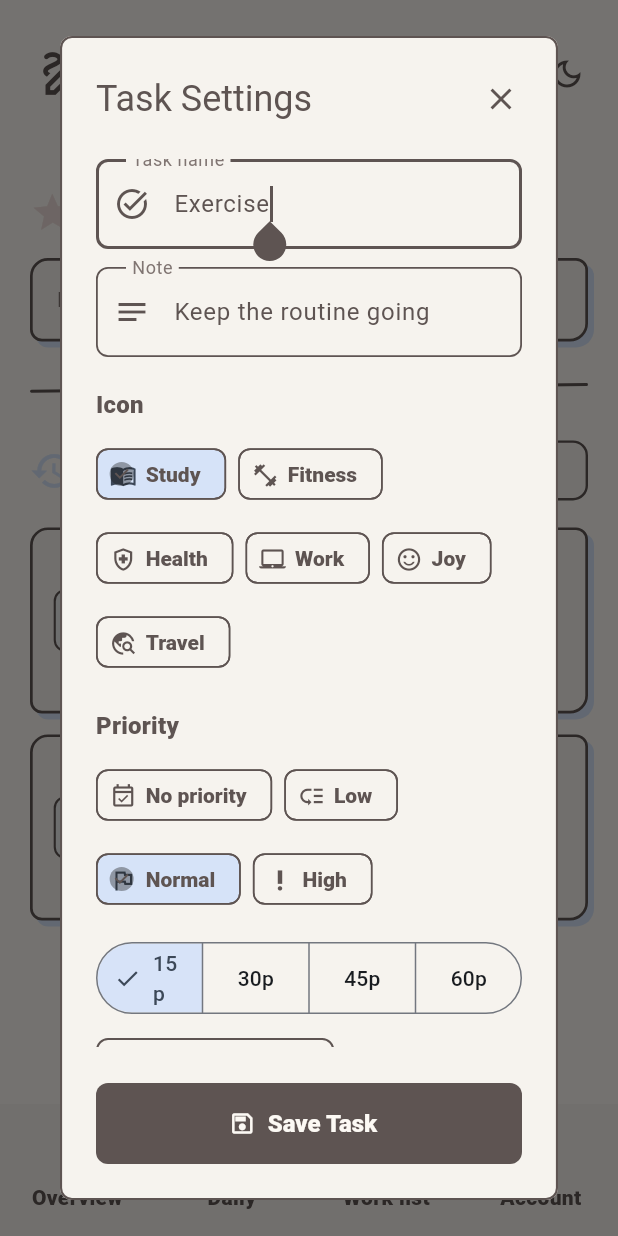
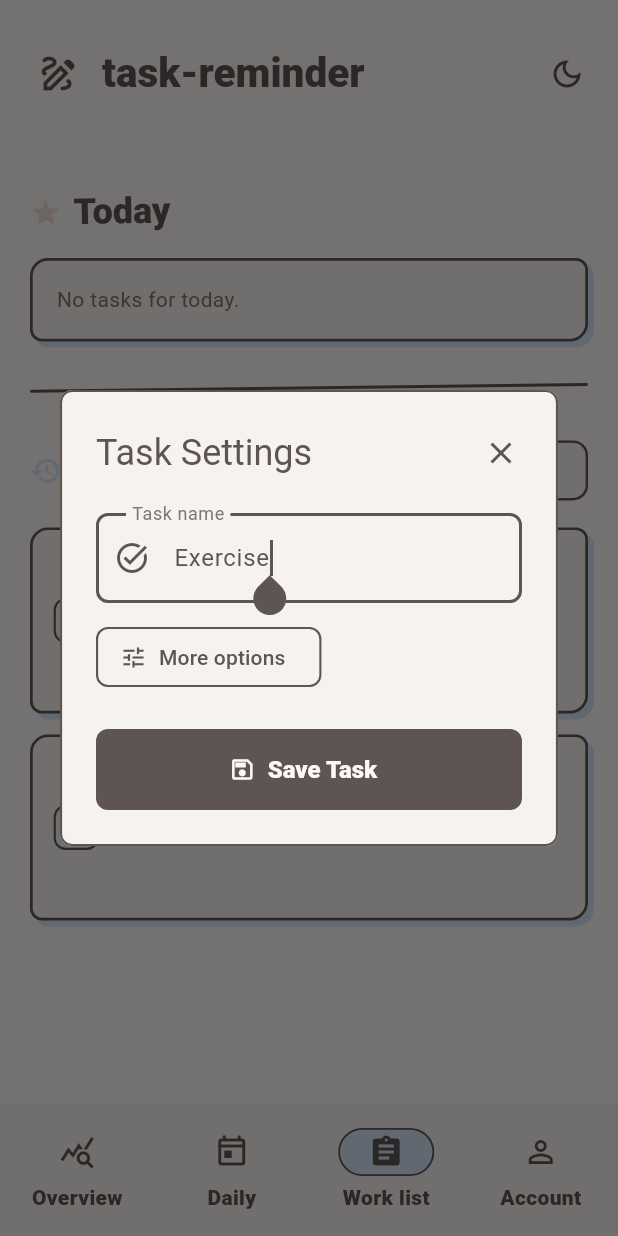
Before and after one commit to thanhhaotv04/App, a Flutter app: the HomeScreen screen opened directly with empty values, item 3 of the bottom bar chosen, after a tap on the "event repeat" icon, on a phone screen of 412 x 824 dp. Run offline on Flutter 3.47's test engine with Material 3 defaults, Android fonts, the phone set to English and light mode, and no system bars; our stand-ins replace flutter_local_notifications, shared_preferences, timezone; accounts and stored records are empty.

Commit message:
Polish mobile dialogs and icon sizing

```diff
--- a/lib/src/app.dart
+++ b/lib/src/app.dart
@@ -533,7 +533,7 @@ class BrandAppBar extends StatelessWidget implements PreferredSizeWidget {
       titleSpacing: 24,
       title: Row(
         children: [
-          Icon(Icons.draw_outlined, color: colors.primary, size: 38),
+          Icon(Icons.draw_outlined, color: colors.primary, size: 30),
           const SizedBox(width: 14),
           Flexible(
             child: Text(
@@ -932,7 +932,7 @@ class _OverviewPageState extends State<OverviewPage> {
     return PageList(
       children: [
         SectionCard(
-          padding: const EdgeInsets.all(12),
+          padding: const EdgeInsets.all(10),
           child: Column(
             children: [
               Row(
@@ -979,8 +979,8 @@ class _OverviewPageState extends State<OverviewPage> {
                     physics: const NeverScrollableScrollPhysics(),
                     gridDelegate: SliverGridDelegateWithFixedCrossAxisCount(
                       crossAxisCount: 7,
-                      crossAxisSpacing: 6,
-                      mainAxisSpacing: 6,
+                      crossAxisSpacing: 4,
+                      mainAxisSpacing: 4,
                       childAspectRatio: constraints.maxWidth < 430
                           ? 0.62
                           : 0.82,
@@ -1474,7 +1474,7 @@ class CalendarDayCell extends StatelessWidget {
       return DecoratedBox(
         decoration: BoxDecoration(
           color: colors.container.withValues(alpha: 0.38),
-          borderRadius: BorderRadius.circular(14),
+          borderRadius: BorderRadius.circular(8),
         ),
       );
     }
@@ -1491,15 +1491,15 @@ class CalendarDayCell extends StatelessWidget {
       color: Colors.transparent,
       child: InkWell(
         key: ValueKey('calendar-${DateFormat('yyyy-MM-dd').format(date!)}'),
-        borderRadius: BorderRadius.circular(14),
+        borderRadius: BorderRadius.circular(8),
         onTap: onTap,
         child: Ink(
-          padding: const EdgeInsets.all(5),
+          padding: const EdgeInsets.all(4),
           decoration: BoxDecoration(
             color: isToday
                 ? colors.success.withValues(alpha: .2)
                 : colors.container,
-            borderRadius: BorderRadius.circular(14),
+            borderRadius: BorderRadius.circular(8),
             border: Border.all(
               color: isToday ? colors.success : colors.border,
               width: isToday ? 2 : 1,
@@ -1513,7 +1513,7 @@ class CalendarDayCell extends StatelessWidget {
                 child: Text(
                   '${date!.day}',
                   style: const TextStyle(
-                    fontSize: 18,
+                    fontSize: 16,
                     height: 1,
                     fontWeight: FontWeight.w900,
                   ),
@@ -1522,7 +1522,7 @@ class CalendarDayCell extends StatelessWidget {
               Positioned(
                 left: 0,
                 right: 0,
-                top: 24,
+                top: 21,
                 bottom: 0,
                 child: rows.isEmpty
                     ? const SizedBox.shrink()
@@ -1552,7 +1552,7 @@ class CalendarDayCell extends StatelessWidget {
                                           index < 3;
                                           index++
                                         )
-                                          const SizedBox(width: 22, height: 22),
+                                          const SizedBox(width: 16, height: 16),
                                       ],
                                     ),
                                   ),
@@ -1601,8 +1601,8 @@ class CalendarStatusIcon extends StatelessWidget {
   Widget build(BuildContext context) {
     final colors = context.doodle;
     return Container(
-      width: 22,
-      height: 22,
+      width: 16,
+      height: 16,
       decoration: BoxDecoration(
         color: done ? colors.success : colors.error,
         shape: BoxShape.circle,
@@ -1610,7 +1610,7 @@ class CalendarStatusIcon extends StatelessWidget {
       child: Icon(
         done ? Icons.check : Icons.close,
         color: Colors.white,
-        size: 15,
+        size: 11,
       ),
     );
   }
@@ -1670,29 +1670,43 @@ class DayTasksDialog extends StatelessWidget {
                         trailing: Wrap(
                           spacing: 2,
                           children: [
-                            IconButton(
-                              tooltip: item.$1.done
-                                  ? 'Mark as pending'
-                                  : 'Mark as done',
-                              onPressed: () {
+                            PopupMenuButton<String>(
+                              tooltip: 'Task actions',
+                              icon: const Icon(Icons.more_vert),
+                              onSelected: (value) {
                                 Navigator.of(context).pop();
+                                if (value == 'toggle') {
                                   item.$1.done
                                       ? onUndoDone(item.$1)
                                       : onDone(item.$1);
+                                } else if (value == 'remove') {
+                                  onRemoveAssignment(item.$1);
+                                }
                               },
-                              icon: Icon(
+                              itemBuilder: (context) => [
+                                PopupMenuItem(
+                                  value: 'toggle',
+                                  child: ListTile(
+                                    leading: Icon(
                                       item.$1.done
                                           ? Icons.undo
                                           : Icons.check_circle_outline,
                                     ),
-                            ),
-                            IconButton(
-                              tooltip: 'Remove from this day',
-                              onPressed: () {
-                                Navigator.of(context).pop();
-                                onRemoveAssignment(item.$1);
-                              },
-                              icon: const Icon(Icons.delete_outline),
+                                    title: Text(
+                                      item.$1.done
+                                          ? 'Mark as pending'
+                                          : 'Mark as done',
+                                    ),
+                                  ),
+                                ),
+                                const PopupMenuItem(
+                                  value: 'remove',
+                                  child: ListTile(
+                                    leading: Icon(Icons.delete_outline),
+                                    title: Text('Remove from this day'),
+                                  ),
+                                ),
+                              ],
                             ),
                           ],
                         ),
@@ -1885,7 +1899,7 @@ class PriorityPill extends StatelessWidget {
       child: Row(
         mainAxisSize: MainAxisSize.min,
         children: [
-          Icon(icon, size: 18, color: colors.primary),
+          Icon(icon, size: 13, color: colors.primary),
           const SizedBox(width: 6),
           Text(
             label,
@@ -1910,17 +1924,17 @@ class ReminderArt extends StatelessWidget {
   Widget build(BuildContext context) {
     final colors = context.doodle;
     return Container(
-      width: 82,
-      height: 82,
+      width: 41,
+      height: 41,
       decoration: BoxDecoration(
         color: color.withValues(alpha: .45),
         shape: BoxShape.circle,
         border: Border.all(
           color: colors.border.withValues(alpha: .9),
-          width: 3,
-        ),
-      ),
-      child: Icon(icon, size: 42, color: colors.primary),
+          width: 2,
+        ),
+      ),
+      child: Icon(icon, size: 29, color: colors.primary),
     );
   }
 }
@@ -1995,7 +2009,7 @@ class DoodleSectionHeader extends StatelessWidget {
             alignment: Alignment.centerLeft,
             child: Row(
               children: [
-                Icon(icon, color: accent, size: 30),
+                Icon(icon, color: accent, size: 21),
                 const SizedBox(width: 8),
                 Text(
                   title,
@@ -2173,8 +2187,8 @@ class LibraryWorkRow extends StatelessWidget {
           child: Row(
             children: [
               Container(
-                width: 42,
-                height: 42,
+                width: 30,
+                height: 30,
                 decoration: BoxDecoration(
                   color: iconColor.withValues(alpha: .24),
                   borderRadius: BorderRadius.circular(8),
@@ -2183,10 +2197,10 @@ class LibraryWorkRow extends StatelessWidget {
                 child: Icon(
                   taskIconData(task.iconKind),
                   color: iconColor,
-                  size: 26,
-                ),
-              ),
-              const SizedBox(width: 12),
+                  size: 18,
+                ),
+              ),
+              const SizedBox(width: 10),
               Expanded(
                 child: Column(
                   crossAxisAlignment: CrossAxisAlignment.start,
@@ -2271,6 +2285,7 @@ class _AddTaskDialogState extends State<AddTaskDialog> {
   TimeOfDay? _reminderTime;
   List<DateTime> _dates = const [];
   String _scheduleLabel = 'No schedule set';
+  bool _showOptions = false;
   String? _error;
 
   @override
@@ -2383,6 +2398,15 @@ class _AddTaskDialogState extends State<AddTaskDialog> {
                 ),
               ),
               const SizedBox(height: 12),
+              OutlinedButton.icon(
+                onPressed: () => setState(() => _showOptions = !_showOptions),
+                icon: Icon(
+                  _showOptions ? Icons.expand_less : Icons.tune_outlined,
+                ),
+                label: Text(_showOptions ? 'Hide options' : 'More options'),
+              ),
+              if (_showOptions) ...[
+                const SizedBox(height: 12),
                 TextField(
                   key: const ValueKey('add-task-note-input'),
                   controller: _note,
@@ -2396,9 +2420,9 @@ class _AddTaskDialogState extends State<AddTaskDialog> {
                 const SizedBox(height: 20),
                 Text(
                   'Icon',
-                style: Theme.of(
-                  context,
-                ).textTheme.titleMedium?.copyWith(fontWeight: FontWeight.w900),
+                  style: Theme.of(context).textTheme.titleMedium?.copyWith(
+                    fontWeight: FontWeight.w900,
+                  ),
                 ),
                 const SizedBox(height: 10),
                 Wrap(
@@ -2407,7 +2431,7 @@ class _AddTaskDialogState extends State<AddTaskDialog> {
                   children: [
                     for (final iconKind in TaskIconKind.values)
                       ChoiceChip(
-                      avatar: Icon(taskIconData(iconKind), size: 18),
+                        avatar: Icon(taskIconData(iconKind), size: 13),
                         label: Text(taskIconLabel(iconKind)),
                         selected: _iconKind == iconKind,
                         onSelected: (_) => setState(() => _iconKind = iconKind),
@@ -2417,9 +2441,9 @@ class _AddTaskDialogState extends State<AddTaskDialog> {
                 const SizedBox(height: 20),
                 Text(
                   'Priority',
-                style: Theme.of(
-                  context,
-                ).textTheme.titleMedium?.copyWith(fontWeight: FontWeight.w900),
+                  style: Theme.of(context).textTheme.titleMedium?.copyWith(
+                    fontWeight: FontWeight.w900,
+                  ),
                 ),
                 const SizedBox(height: 10),
                 Wrap(
@@ -2428,7 +2452,7 @@ class _AddTaskDialogState extends State<AddTaskDialog> {
                   children: [
                     for (final priority in TaskPriority.values)
                       ChoiceChip(
-                      avatar: Icon(priorityIcon(priority), size: 18),
+                        avatar: Icon(priorityIcon(priority), size: 13),
                         label: Text(priorityLabel(priority)),
                         selected: _priority == priority,
                         onSelected: (_) => setState(() {
@@ -2479,9 +2503,9 @@ class _AddTaskDialogState extends State<AddTaskDialog> {
                 const SizedBox(height: 20),
                 Text(
                   'Schedule',
-                style: Theme.of(
-                  context,
-                ).textTheme.titleMedium?.copyWith(fontWeight: FontWeight.w900),
+                  style: Theme.of(context).textTheme.titleMedium?.copyWith(
+                    fontWeight: FontWeight.w900,
+                  ),
                 ),
                 const SizedBox(height: 8),
                 Text(_scheduleLabel, style: TextStyle(color: colors.muted)),
@@ -2492,7 +2516,10 @@ class _AddTaskDialogState extends State<AddTaskDialog> {
                   children: [
                     for (final (weekday, label) in weekdays)
                       ActionChip(
-                      avatar: const Icon(Icons.event_repeat_outlined, size: 18),
+                        avatar: const Icon(
+                          Icons.event_repeat_outlined,
+                          size: 13,
+                        ),
                         label: Text(label),
                         onPressed: () => _setSchedule(
                           '$label, next 12 times',
@@ -2529,6 +2556,7 @@ class _AddTaskDialogState extends State<AddTaskDialog> {
                     ),
                   ],
                 ),
+              ],
               if (_error != null) ...[
                 const SizedBox(height: 12),
                 Text(_error!, style: TextStyle(color: colors.error)),
@@ -2587,6 +2615,7 @@ class _ScheduleTaskDialogState extends State<ScheduleTaskDialog> {
   TimeOfDay? _reminderTime;
   List<DateTime> _dates = const [];
   String _scheduleLabel = 'No schedule set';
+  bool _showOptions = false;
   String? _error;
 
   @override
@@ -2703,6 +2732,15 @@ class _ScheduleTaskDialogState extends State<ScheduleTaskDialog> {
                 ),
               ),
               const SizedBox(height: 12),
+              OutlinedButton.icon(
+                onPressed: () => setState(() => _showOptions = !_showOptions),
+                icon: Icon(
+                  _showOptions ? Icons.expand_less : Icons.tune_outlined,
+                ),
+                label: Text(_showOptions ? 'Hide options' : 'More options'),
+              ),
+              if (_showOptions) ...[
+                const SizedBox(height: 12),
                 TextField(
                   key: const ValueKey('edit-task-note-input'),
                   controller: _note,
@@ -2716,9 +2754,9 @@ class _ScheduleTaskDialogState extends State<ScheduleTaskDialog> {
                 const SizedBox(height: 20),
                 Text(
                   'Icon',
-                style: Theme.of(
-                  context,
-                ).textTheme.titleMedium?.copyWith(fontWeight: FontWeight.w900),
+                  style: Theme.of(context).textTheme.titleMedium?.copyWith(
+                    fontWeight: FontWeight.w900,
+                  ),
                 ),
                 const SizedBox(height: 10),
                 Wrap(
@@ -2727,7 +2765,7 @@ class _ScheduleTaskDialogState extends State<ScheduleTaskDialog> {
                   children: [
                     for (final iconKind in TaskIconKind.values)
                       ChoiceChip(
-                      avatar: Icon(taskIconData(iconKind), size: 18),
+                        avatar: Icon(taskIconData(iconKind), size: 13),
                         label: Text(taskIconLabel(iconKind)),
                         selected: _iconKind == iconKind,
                         onSelected: (_) => setState(() => _iconKind = iconKind),
@@ -2737,9 +2775,9 @@ class _ScheduleTaskDialogState extends State<ScheduleTaskDialog> {
                 const SizedBox(height: 20),
                 Text(
                   'Priority',
-                style: Theme.of(
-                  context,
-                ).textTheme.titleMedium?.copyWith(fontWeight: FontWeight.w900),
+                  style: Theme.of(context).textTheme.titleMedium?.copyWith(
+                    fontWeight: FontWeight.w900,
+                  ),
                 ),
                 const SizedBox(height: 10),
                 Wrap(
@@ -2748,7 +2786,7 @@ class _ScheduleTaskDialogState extends State<ScheduleTaskDialog> {
                   children: [
                     for (final priority in TaskPriority.values)
                       ChoiceChip(
-                      avatar: Icon(priorityIcon(priority), size: 18),
+                        avatar: Icon(priorityIcon(priority), size: 13),
                         label: Text(priorityLabel(priority)),
                         selected: _priority == priority,
                         onSelected: (_) => setState(() {
@@ -2799,9 +2837,9 @@ class _ScheduleTaskDialogState extends State<ScheduleTaskDialog> {
                 const SizedBox(height: 22),
                 Text(
                   'Schedule',
-                style: Theme.of(
-                  context,
-                ).textTheme.titleMedium?.copyWith(fontWeight: FontWeight.w900),
+                  style: Theme.of(context).textTheme.titleMedium?.copyWith(
+                    fontWeight: FontWeight.w900,
+                  ),
                 ),
                 const SizedBox(height: 8),
                 Text(_scheduleLabel, style: TextStyle(color: colors.muted)),
@@ -2812,7 +2850,10 @@ class _ScheduleTaskDialogState extends State<ScheduleTaskDialog> {
                   children: [
                     for (final (weekday, label) in weekdays)
                       ActionChip(
-                      avatar: const Icon(Icons.event_repeat_outlined, size: 18),
+                        avatar: const Icon(
+                          Icons.event_repeat_outlined,
+                          size: 13,
+                        ),
                         label: Text(label),
                         onPressed: () => _setSchedule(
                           '$label, next 12 times',
@@ -2849,6 +2890,7 @@ class _ScheduleTaskDialogState extends State<ScheduleTaskDialog> {
                     ),
                   ],
                 ),
+              ],
               if (_error != null) ...[
                 const SizedBox(height: 12),
                 Text(_error!, style: TextStyle(color: colors.error)),
@@ -3195,13 +3237,13 @@ class TaskIcon extends StatelessWidget {
   Widget build(BuildContext context) {
     final colors = context.doodle;
     return Container(
-      width: 58,
-      height: 58,
+      width: 41,
+      height: 41,
       decoration: BoxDecoration(
         color: muted ? colors.container : colors.secondary,
-        borderRadius: BorderRadius.circular(18),
-      ),
-      child: Icon(icon, color: colors.primary, size: 28),
+        borderRadius: BorderRadius.circular(12),
+      ),
+      child: Icon(icon, color: colors.primary, size: 20),
     );
   }
 }
--- a/pubspec.yaml
+++ b/pubspec.yaml
@@ -16,7 +16,7 @@ publish_to: 'none' # Remove this line if you wish to publish to pub.dev
 # https://developer.apple.com/library/archive/documentation/General/Reference/InfoPlistKeyReference/Articles/CoreFoundationKeys.html
 # In Windows, build-name is used as the major, minor, and patch parts
 # of the product and file versions while build-number is used as the build suffix.
-version: 1.0.1+2
+version: 1.0.2+3
 
 environment:
   sdk: ^3.12.2
```
Also changed, not shown: assets/branding/app_icon.png, 12 other files. Lines whose indentation alone changed are shown as unchanged.
